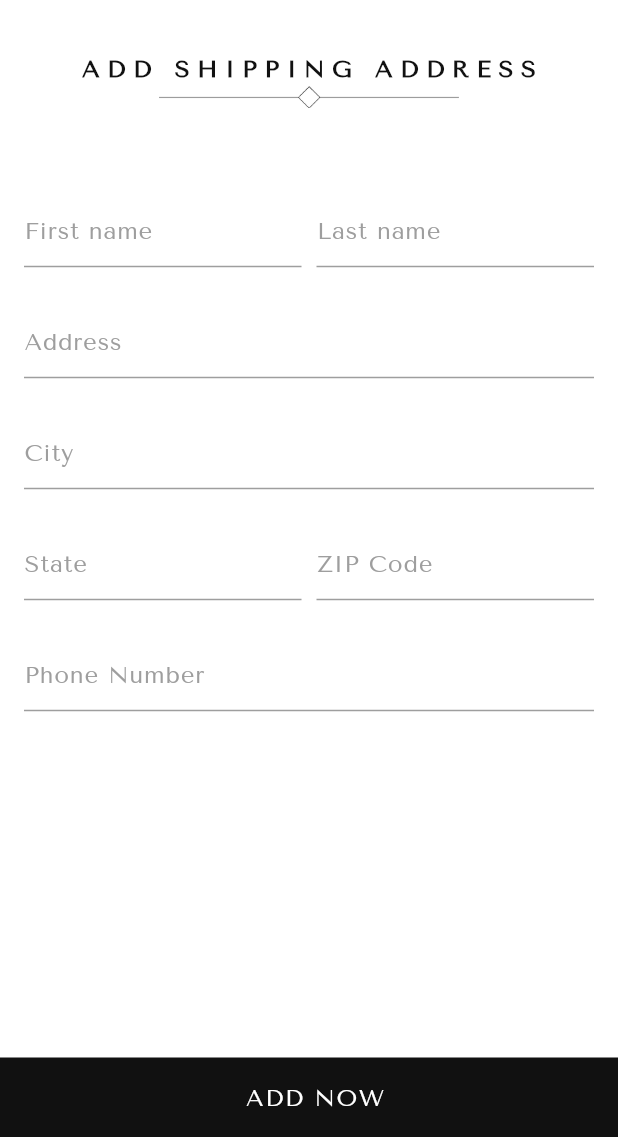
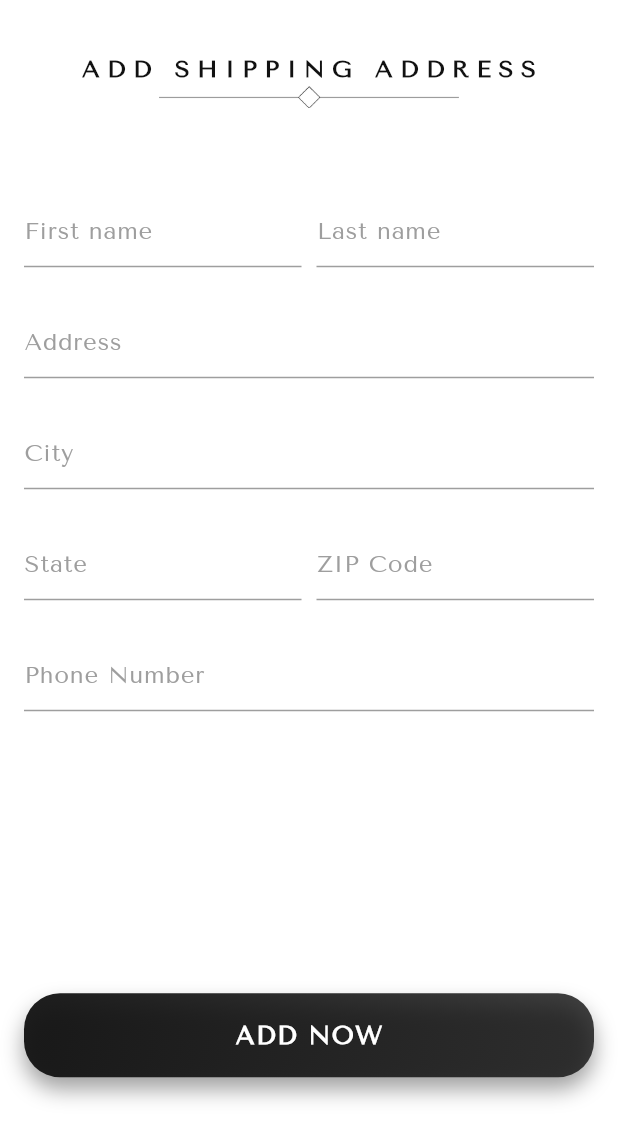
Before and after one commit to Mansourx83/open_fashion, a Flutter app: the AddAddress screen opened directly, on a phone screen of 412 x 824 dp, the part 99-1236 px from its top. Run offline on Flutter 3.47's test engine with Material 3 defaults, Android fonts, the phone set to English and light mode, and no system bars; our stand-ins replace flutter_credit_card, flutter_svg, gap, ionicons.

```diff
--- a/lib/Components/custom_button.dart
+++ b/lib/Components/custom_button.dart
@@ -5,28 +5,66 @@ import 'package:open_fashion/Components/custom_text.dart';
 import 'package:open_fashion/core/colors.dart';
 
 class CustomButton extends StatelessWidget {
-  const CustomButton({super.key, required this.fonudSvg, required this.text, this.onTap});
+  const CustomButton({
+    super.key,
+    required this.fonudSvg,
+    required this.text,
+    this.onTap,
+    this.isBorder,
+  });
+
   final bool fonudSvg;
   final String text;
   final void Function()? onTap;
+  final BorderRadiusGeometry? isBorder;
   @override
   Widget build(BuildContext context) {
-    bool isSvg = fonudSvg;
-    return GestureDetector(
+    return Material(
+      color: Colors.transparent,
+      borderRadius: BorderRadius.circular(25),
+      child: InkWell(
         onTap: onTap,
+        borderRadius: BorderRadius.circular(25),
+        splashColor: Colors.white24,
         child: Container(
           width: double.infinity,
-        decoration: BoxDecoration(color: AppColors.primary),
-        padding: EdgeInsets.symmetric(horizontal: 13, vertical: 15),
+          padding: const EdgeInsets.symmetric(horizontal: 20, vertical: 16),
+          decoration: BoxDecoration(
+            gradient: LinearGradient(
+              colors: [
+                AppColors.primary.withOpacity(0.95),
+                AppColors.primary.withOpacity(0.8),
+              ],
+              begin: Alignment.topLeft,
+              end: Alignment.bottomRight,
+            ),
+            borderRadius: isBorder,
+            boxShadow: [
+              BoxShadow(
+                color: AppColors.primary.withOpacity(0.4),
+                offset: Offset(0, 8),
+                blurRadius: 12,
+              ),
+            ],
+          ),
           child: Row(
             mainAxisAlignment: MainAxisAlignment.center,
             children: [
-            isSvg
-                ? SvgPicture.asset('assets/svgs/shopping bag.svg', width: 20)
-                : SizedBox.shrink(),
-            Gap(8),
-            CustomText(text: text.toUpperCase(), size: 16),
+              if (fonudSvg)
+                SvgPicture.asset(
+                  'assets/svgs/shopping bag.svg',
+                  width: 22,
+                  color: Colors.white,
+                ),
+              if (fonudSvg) Gap(10),
+              CustomText(
+                text: text.toUpperCase(),
+                size: 17,
+                color: Colors.white,
+                fontWeight: FontWeight.bold,
+              ),
             ],
+          ),
         ),
       ),
     );
--- a/lib/Screens/add_address.dart
+++ b/lib/Screens/add_address.dart
@@ -39,9 +39,12 @@ class _AddAddressState extends State<AddAddress> {
 
   @override
   Widget build(BuildContext context) {
-    return Scaffold(
+    return GestureDetector(
+      onTap: () => FocusScope.of(context).unfocus(),
+      child: Scaffold(
         appBar: CustomAppbar(isBlack: false),
-      body: Column(
+        body: SingleChildScrollView(
+          child: Column(
             crossAxisAlignment: CrossAxisAlignment.start,
             children: [
               Headr(title: 'Add shipping address'),
@@ -162,17 +165,12 @@ class _AddAddressState extends State<AddAddress> {
                           return null;
                         },
                       ),
-                  Gap(10),
-                ],
-              ),
-            ),
-          ),
-
+                      Gap(180),
                       // Save button
-          Spacer(),
                       CustomButton(
                         fonudSvg: false,
                         text: 'Add now',
+                        isBorder: BorderRadius.circular(24),
                         onTap: () {
                           if (_formKey.currentState?.validate() ?? false) {
                             final data = {
@@ -191,6 +189,12 @@ class _AddAddressState extends State<AddAddress> {
                       ),
                     ],
                   ),
+                ),
+              ),
+            ],
+          ),
+        ),
+      ),
     );
   }
 }
--- a/pubspec.yaml
+++ b/pubspec.yaml
@@ -33,6 +33,7 @@ flutter:
     - assets/pop/
     - assets/texts/
 
+
   fonts:
     - family: "TenorSans"
       fonts:
```
Also changed, not shown: lib/Screens/add_card.dart (+78 -19 lines), lib/Screens/place_order.dart (+18 -8 lines). Lines whose indentation alone changed are shown as unchanged.
